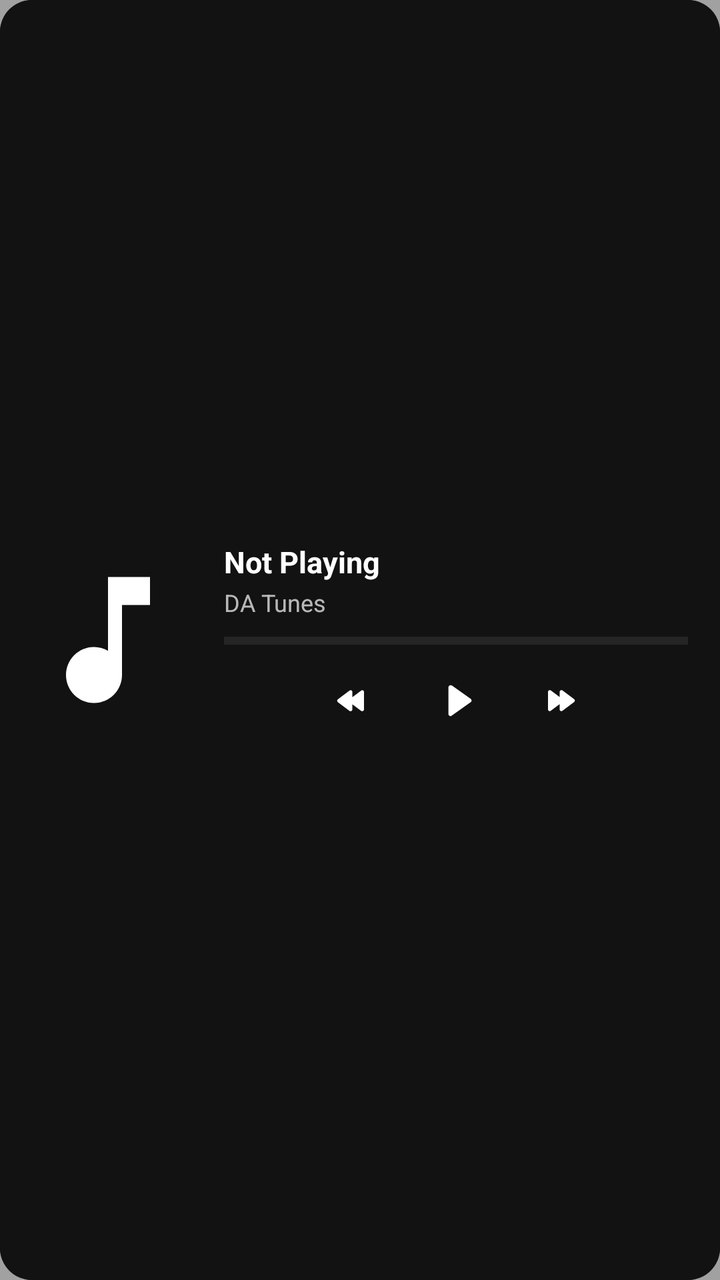
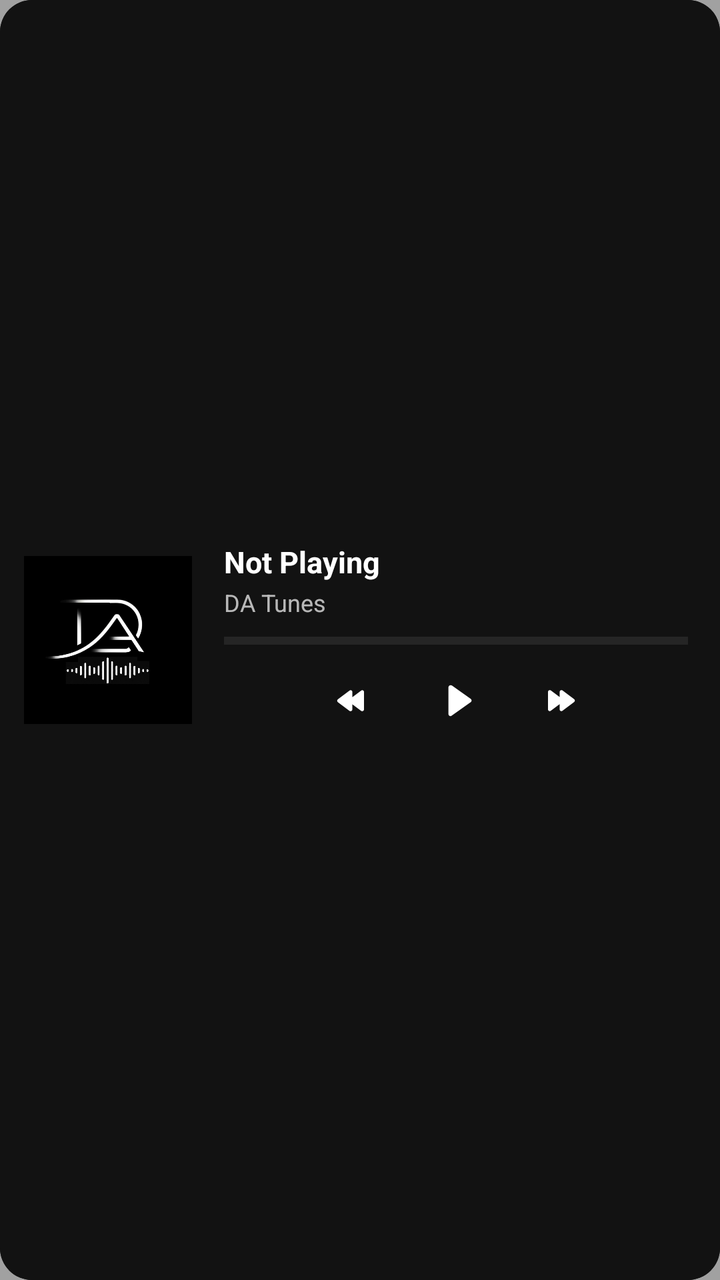

Screens rendered from an Android XML layout before and after an edit, with the pre-edit source and the edit as a unified diff.
<!-- AndroidManifest.xml: fallback theme Theme.MaterialComponents.DayNight.NoActionBar -->
<!-- res/layout/widget_medium.xml -->
<?xml version="1.0" encoding="utf-8"?>
<FrameLayout xmlns:android="http://schemas.android.com/apk/res/android"
    android:layout_width="match_parent"
    android:layout_height="match_parent"
    android:background="@drawable/widget_background">

    
    <ImageView
        android:id="@+id/widget_background_image"
        android:layout_width="match_parent"
        android:layout_height="match_parent"
        android:scaleType="centerCrop"
        android:src="@drawable/widget_background" />

    
    <FrameLayout
        android:layout_width="match_parent"
        android:layout_height="match_parent"
        android:background="#65121212" />

    
    <LinearLayout
        android:layout_width="match_parent"
        android:layout_height="match_parent"
        android:orientation="horizontal"
        android:gravity="center_vertical"
        android:padding="12dp">

        
        <ImageView
            android:id="@+id/widget_artwork"
            android:layout_width="84dp"
            android:layout_height="84dp"
            android:scaleType="centerCrop"
            android:src="@drawable/ic_notification" />

        
        <LinearLayout
            android:layout_width="0dp"
            android:layout_height="wrap_content"
            android:layout_weight="1"
            android:orientation="vertical"
            android:layout_marginStart="16dp"
            android:layout_marginEnd="4dp">

            
            <TextView
                android:id="@+id/txt_title"
                android:layout_width="match_parent"
                android:layout_height="wrap_content"
                android:text="Not Playing"
                android:textColor="#FFFFFFFF"
                android:textSize="15sp"
                android:textStyle="bold"
                android:singleLine="true"
                android:ellipsize="end" />

            <TextView
                android:id="@+id/txt_artist"
                android:layout_width="match_parent"
                android:layout_height="wrap_content"
                android:text="DA Tunes"
                android:textColor="#B3FFFFFF"
                android:textSize="12sp"
                android:singleLine="true"
                android:ellipsize="end"
                android:layout_marginTop="2dp" />

            
            <ProgressBar
                android:id="@+id/widget_progress"
                style="?android:attr/progressBarStyleHorizontal"
                android:layout_width="match_parent"
                android:layout_height="6dp"
                android:max="10000"
                android:progress="0"
                android:progressTint="#FFFFFFFF"
                android:progressBackgroundTint="#4DFFFFFF"
                android:layout_marginTop="8dp"
                android:layout_marginBottom="8dp" />

            
            <LinearLayout
                android:layout_width="wrap_content"
                android:layout_height="wrap_content"
                android:orientation="horizontal"
                android:layout_gravity="center_horizontal"
                android:gravity="center_vertical">

                <ImageButton
                    android:id="@+id/btn_previous"
                    android:layout_width="32dp"
                    android:layout_height="32dp"
                    android:background="@android:color/transparent"
                    android:scaleType="fitCenter"
                    android:padding="6dp"
                    android:src="@drawable/audio_service_skip_previous" />

                <ImageButton
                    android:id="@+id/btn_play_pause"
                    android:layout_width="38dp"
                    android:layout_height="38dp"
                    android:background="@android:color/transparent"
                    android:scaleType="fitCenter"
                    android:padding="6dp"
                    android:src="@drawable/audio_service_play"
                    android:layout_marginHorizontal="16dp" />

                <ImageButton
                    android:id="@+id/btn_next"
                    android:layout_width="32dp"
                    android:layout_height="32dp"
                    android:background="@android:color/transparent"
                    android:scaleType="fitCenter"
                    android:padding="6dp"
                    android:src="@drawable/audio_service_skip_next" />
            </LinearLayout>

        </LinearLayout>

    </LinearLayout>

</FrameLayout>
<!-- resources referenced by this layout -->
<resources>
  <!-- drawable audio_service_play (drawable) -->
  <vector xmlns:android="http://schemas.android.com/apk/res/android"
      android:width="24dp"
      android:height="24dp"
      android:viewportWidth="24"
      android:viewportHeight="24">
    <path
        android:fillColor="#FFFFFFFF"
        android:pathData="M8.5,18.12V5.88c0,-0.85 0.93,-1.35 1.62,-0.87l8.67,6.12c0.55,0.39 0.55,1.21 0,1.6l-8.67,6.12C9.43,19.47 8.5,18.97 8.5,18.12z"/>
  </vector>
  <!-- drawable audio_service_skip_next (drawable) -->
  <vector xmlns:android="http://schemas.android.com/apk/res/android"
      android:width="24dp"
      android:height="24dp"
      android:viewportWidth="24"
      android:viewportHeight="24">
    <path
        android:fillColor="#FFFFFFFF"
        android:pathData="M6,6.73v10.54c0,0.85 0.96,1.33 1.64,0.82l7.03,-5.27c0.58,-0.44 0.58,-1.31 0,-1.75l-7.03,-5.27C6.96,5.4 6,5.88 6,6.73z M13,6.73v10.54c0,0.85 0.96,1.33 1.64,0.82l7.03,-5.27c0.58,-0.44 0.58,-1.31 0,-1.75l-7.03,-5.27C13.96,5.4 13,5.88 13,6.73z"/>
  </vector>
  <!-- drawable audio_service_skip_previous (drawable) -->
  <vector xmlns:android="http://schemas.android.com/apk/res/android"
      android:width="24dp"
      android:height="24dp"
      android:viewportWidth="24"
      android:viewportHeight="24">
    <path
        android:fillColor="#FFFFFFFF"
        android:pathData="M11,17.27V6.73c0,-0.85 -0.96,-1.33 -1.64,-0.82l-7.03,5.27c-0.58,0.44 -0.58,1.31 0,1.75l7.03,5.27C10.04,18.6 11,18.12 11,17.27z M18,17.27V6.73c0,-0.85 -0.96,-1.33 -1.64,-0.82l-7.03,5.27c-0.58,0.44 -0.58,1.31 0,1.75l7.03,5.27C17.04,18.6 18,18.12 18,17.27z"/>
  </vector>
  <!-- drawable ic_notification (drawable) -->
  <vector xmlns:android="http://schemas.android.com/apk/res/android"
      android:width="24dp"
      android:height="24dp"
      android:viewportWidth="24"
      android:viewportHeight="24">
    <path
        android:fillColor="#FFFFFFFF"
        android:pathData="M12,3v10.55c-0.59-0.34-1.27-0.55-2-0.55-2.21,0-4,1.79-4,4s1.79,4 4,4 4-1.79 4-4V7h4V3h-6z"/>
  </vector>
  <!-- drawable widget_background (drawable) -->
  <?xml version="1.0" encoding="utf-8"?>
  <shape xmlns:android="http://schemas.android.com/apk/res/android">
      <solid android:color="#FF121212" />
      <corners android:radius="16dp" />
  </shape>
</resources>

<!-- the commit's change to res/layout/widget_medium.xml (unified diff, before → after) -->
@@ -1,5 +1,6 @@
 <?xml version="1.0" encoding="utf-8"?>
 <FrameLayout xmlns:android="http://schemas.android.com/apk/res/android"
+    android:id="@android:id/background"
     android:layout_width="match_parent"
     android:layout_height="match_parent"
     android:background="@drawable/widget_background">
@@ -32,7 +33,7 @@
             android:layout_width="84dp"
             android:layout_height="84dp"
             android:scaleType="centerCrop"
-            android:src="@drawable/ic_notification" />
+            android:src="@drawable/da_placeholder" />
 
         
         <LinearLayout
<!-- resource entries referenced after the edit -->
@@ -30,16 +30,7 @@
         android:fillColor="#FFFFFFFF"
         android:pathData="M11,17.27V6.73c0,-0.85 -0.96,-1.33 -1.64,-0.82l-7.03,5.27c-0.58,0.44 -0.58,1.31 0,1.75l7.03,5.27C10.04,18.6 11,18.12 11,17.27z M18,17.27V6.73c0,-0.85 -0.96,-1.33 -1.64,-0.82l-7.03,5.27c-0.58,0.44 -0.58,1.31 0,1.75l7.03,5.27C17.04,18.6 18,18.12 18,17.27z"/>
   </vector>
-  <!-- drawable ic_notification (drawable) -->
-  <vector xmlns:android="http://schemas.android.com/apk/res/android"
-      android:width="24dp"
-      android:height="24dp"
-      android:viewportWidth="24"
-      android:viewportHeight="24">
-    <path
-        android:fillColor="#FFFFFFFF"
-        android:pathData="M12,3v10.55c-0.59-0.34-1.27-0.55-2-0.55-2.21,0-4,1.79-4,4s1.79,4 4,4 4-1.79 4-4V7h4V3h-6z"/>
-  </vector>
+  <!-- drawable da_placeholder: jpg bitmap (drawable, 104294 bytes) -->
   <!-- drawable widget_background (drawable) -->
   <?xml version="1.0" encoding="utf-8"?>
   <shape xmlns:android="http://schemas.android.com/apk/res/android">
